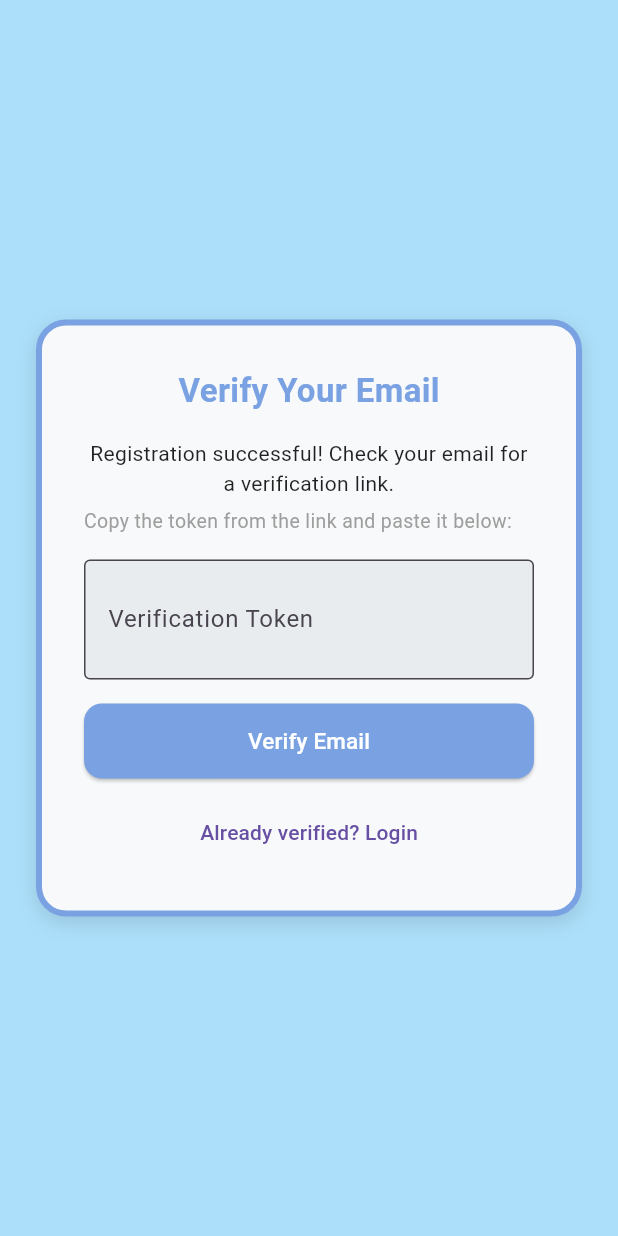
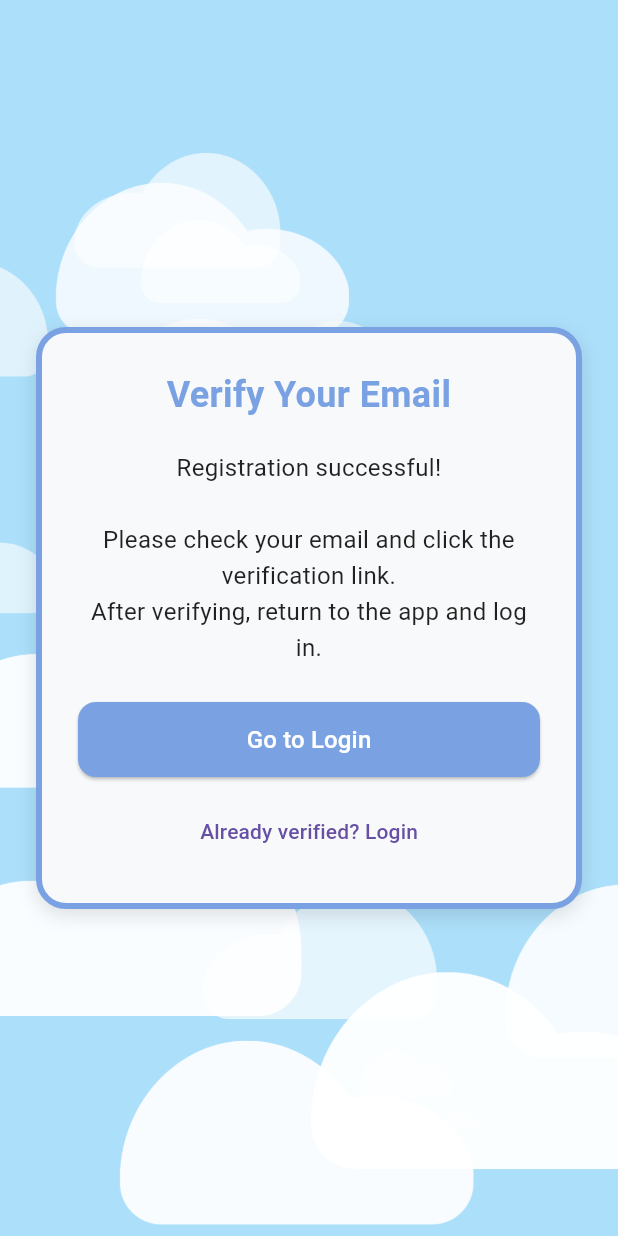
Before and after one commit to naddyafav/LargeProjectCOP4331, a Flutter app: the VerifyEmailPage screen opened directly, on a phone screen of 412 x 824 dp. Run offline on Flutter 3.47's test engine with Material 3 defaults, Android fonts, the phone set to English and light mode, and no system bars; accounts and stored records are empty.

Commit message:
fix verify email page UI

```diff
--- a/PersonalityApp/mobile/lib/verify_email_page.dart
+++ b/PersonalityApp/mobile/lib/verify_email_page.dart
@@ -1,104 +1,27 @@
 import 'package:flutter/material.dart';
-import 'dart:convert';
-import 'package:http/http.dart' as http;
 import 'login_page.dart';
+import 'clouds_widget.dart';
 
 const Color _skyBlue = Color(0xFFACDFFA);
 const Color _accentBlue = Color(0xFF7AA2E3);
 const Color _cardBg = Color(0xFFF8F9FA);
 
-class VerifyEmailPage extends StatefulWidget {
-  /// Optional token passed via deep link; if null the user enters it manually.
-  final String? token;
-  const VerifyEmailPage({super.key, this.token});
-
-  @override
-  State<VerifyEmailPage> createState() => _VerifyEmailPageState();
-}
-
-class _VerifyEmailPageState extends State<VerifyEmailPage> {
-  late final TextEditingController _tokenController;
-  String status = 'idle'; // idle | verifying | success | error
-  String message = '';
-  bool loading = false;
-
-  @override
-  void initState() {
-    super.initState();
-    _tokenController = TextEditingController(text: widget.token ?? '');
-    // Auto-verify if a token was passed in (e.g. via deep link).
-    if (widget.token != null && widget.token!.isNotEmpty) {
-      WidgetsBinding.instance.addPostFrameCallback((_) => _verify());
-    }
-  }
-
-  Future<void> _verify() async {
-    final token = _tokenController.text.trim();
-    if (token.isEmpty) {
-      setState(() {
-        status = 'error';
-        message = 'Please enter your verification token.';
-      });
-      return;
-    }
-
-    setState(() {
-      status = 'verifying';
-      loading = true;
-      message = '';
-    });
-
-    try {
-      final res = await http.get(
-        Uri.parse('http://104.236.41.135:5050/register/verify/$token'),
-      );
-      final data = jsonDecode(res.body);
-
-      if (res.statusCode == 200) {
-        setState(() {
-          status = 'success';
-          message = data['message'] ?? 'Email verified successfully!';
-          loading = false;
-        });
-        await Future.delayed(const Duration(seconds: 2));
-        if (mounted) {
-          Navigator.pushReplacement(
-            context,
-            MaterialPageRoute(builder: (_) => const LoginPage()),
-          );
-        }
-      } else {
-        setState(() {
-          status = 'error';
-          message = data['error'] ?? 'Verification failed.';
-          loading = false;
-        });
-      }
-    } catch (_) {
-      setState(() {
-        status = 'error';
-        message = 'Server error. Try again later.';
-        loading = false;
-      });
-    }
-  }
-
-  @override
-  void dispose() {
-    _tokenController.dispose();
-    super.dispose();
-  }
+class VerifyEmailPage extends StatelessWidget {
+  const VerifyEmailPage({super.key});
 
   @override
   Widget build(BuildContext context) {
     return Scaffold(
       backgroundColor: _skyBlue,
-      body: SafeArea(
+      body: Stack(
+        children: [
+          const Positioned.fill(child: CloudsBackground()),
+          SafeArea(
             child: Center(
               child: SingleChildScrollView(
                 padding: const EdgeInsets.all(24),
                 child: Container(
-                  padding: const EdgeInsets.all(28),
+                  padding: const EdgeInsets.all(24),
                   decoration: BoxDecoration(
                     color: _cardBg,
                     border: Border.all(color: _accentBlue, width: 4),
@@ -117,117 +40,72 @@ class _VerifyEmailPageState extends State<VerifyEmailPage> {
                       const Text(
                         'Verify Your Email',
                         style: TextStyle(
-                          fontSize: 22,
+                          fontSize: 24,
                           fontWeight: FontWeight.bold,
                           color: _accentBlue,
                         ),
+                        textAlign: TextAlign.center,
                       ),
-                      const SizedBox(height: 16),
-                      _buildBody(),
+                      const SizedBox(height: 20),
+                      const Text(
+                        'Registration successful!\n\n'
+                        'Please check your email and click the verification link.\n'
+                        'After verifying, return to the app and log in.',
+                        style: TextStyle(
+                          fontSize: 16,
+                          color: Colors.black87,
+                          height: 1.5,
+                        ),
+                        textAlign: TextAlign.center,
+                      ),
+                      const SizedBox(height: 24),
+                      SizedBox(
+                        width: double.infinity,
+                        height: 50,
+                        child: ElevatedButton(
+                          onPressed: () {
+                            Navigator.pushReplacement(
+                              context,
+                              MaterialPageRoute(
+                                builder: (_) => const LoginPage(),
+                              ),
+                            );
+                          },
+                          style: ElevatedButton.styleFrom(
+                            backgroundColor: _accentBlue,
+                            shape: RoundedRectangleBorder(
+                              borderRadius: BorderRadius.circular(12),
+                            ),
+                          ),
+                          child: const Text(
+                            'Go to Login',
+                            style: TextStyle(
+                              color: Colors.white,
+                              fontSize: 16,
+                            ),
+                          ),
+                        ),
+                      ),
+                      const SizedBox(height: 12),
+                      TextButton(
+                        onPressed: () {
+                          Navigator.pushReplacement(
+                            context,
+                            MaterialPageRoute(
+                              builder: (_) => const LoginPage(),
+                            ),
+                          );
+                        },
+                        child: const Text('Already verified? Login'),
+                      ),
                     ],
                   ),
                 ),
               ),
             ),
+          ),
+        ],
       ),
     );
   }
-
-  Widget _buildBody() {
-    if (status == 'verifying') {
-      return const Column(
-        children: [
-          CircularProgressIndicator(),
-          SizedBox(height: 16),
-          Text('Verifying your email…'),
-        ],
-      );
-    }
-
-    if (status == 'success') {
-      return Column(
-        children: [
-          const Icon(Icons.check_circle, color: Colors.green, size: 52),
-          const SizedBox(height: 12),
-          Text(
-            message,
-            style: const TextStyle(color: Colors.green, fontSize: 15),
-            textAlign: TextAlign.center,
-          ),
-          const SizedBox(height: 8),
-          const Text(
-            'Redirecting to login…',
-            style: TextStyle(color: Colors.grey),
-          ),
-        ],
-      );
-    }
-
-    // idle or error — show input form
-    return Column(
-      crossAxisAlignment: CrossAxisAlignment.start,
-      children: [
-        const Text(
-          'Registration successful! Check your email for a verification link.',
-          style: TextStyle(color: Colors.black87),
-          textAlign: TextAlign.center,
-        ),
-        const SizedBox(height: 6),
-        const Text(
-          'Copy the token from the link and paste it below:',
-          style: TextStyle(color: Colors.grey, fontSize: 13),
-          textAlign: TextAlign.center,
-        ),
-        const SizedBox(height: 16),
-        TextField(
-          controller: _tokenController,
-          decoration: const InputDecoration(
-            labelText: 'Verification Token',
-            border: OutlineInputBorder(),
-            filled: true,
-            fillColor: Color(0xFFE9ECEF),
-          ),
-          maxLines: 2,
-        ),
-        if (status == 'error') ...[
-          const SizedBox(height: 10),
-          Text(
-            message,
-            style: const TextStyle(color: Colors.red),
-            textAlign: TextAlign.center,
-          ),
-        ],
-        const SizedBox(height: 16),
-        SizedBox(
-          width: double.infinity,
-          height: 50,
-          child: ElevatedButton(
-            onPressed: loading ? null : _verify,
-            style: ElevatedButton.styleFrom(
-              backgroundColor: _accentBlue,
-              shape: RoundedRectangleBorder(
-                borderRadius: BorderRadius.circular(12),
-              ),
-            ),
-            child: loading
-                ? const CircularProgressIndicator(color: Colors.white)
-                : const Text(
-                    'Verify Email',
-                    style: TextStyle(color: Colors.white, fontSize: 15),
-                  ),
-          ),
-        ),
-        const SizedBox(height: 12),
-        Center(
-          child: TextButton(
-            onPressed: () => Navigator.pushReplacement(
-              context,
-              MaterialPageRoute(builder: (_) => const LoginPage()),
-            ),
-            child: const Text('Already verified? Login'),
-          ),
-        ),
-      ],
-    );
-  }
 }
```
